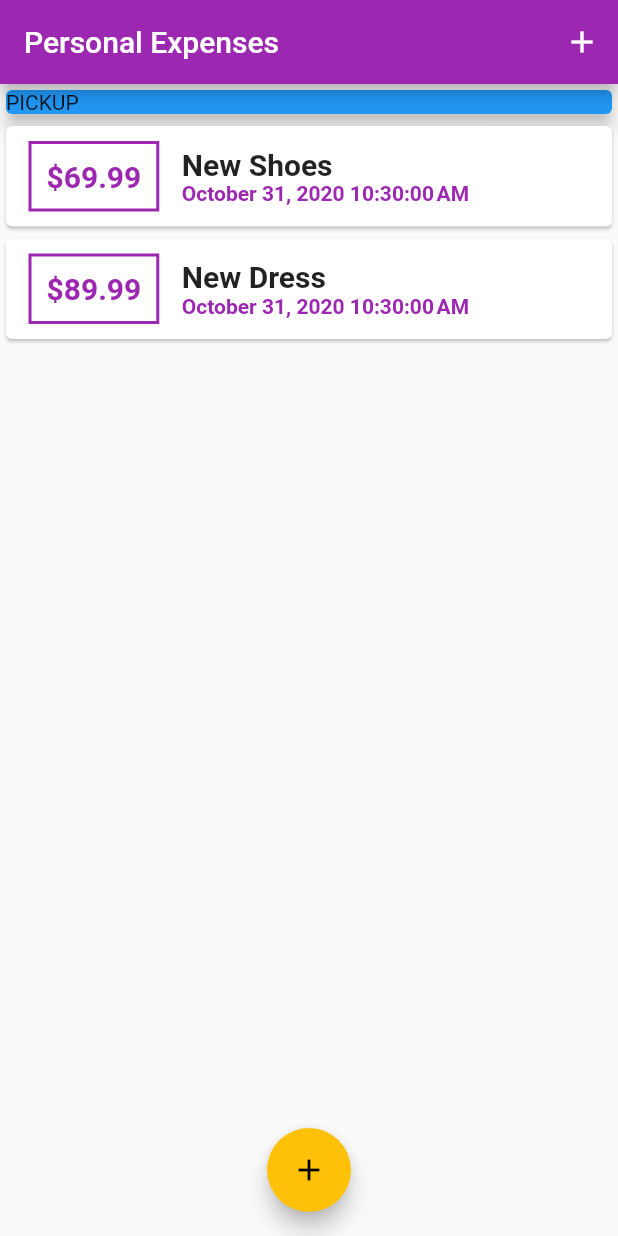
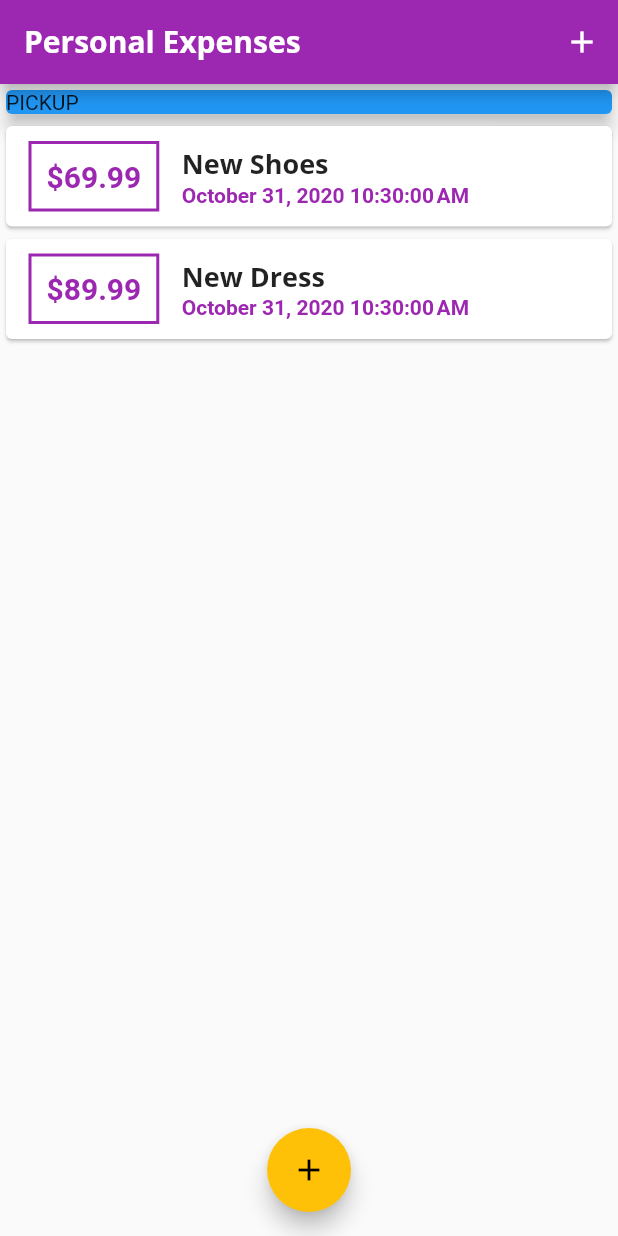
Before and after one commit to arvindnovem/Personal-Expenses-App, a Flutter app: the screen it shows after launch, on a phone screen of 412 x 824 dp. Run offline on Flutter 3.47's test engine with Material 2 defaults, Android fonts, the phone set to English and light mode, and no system bars.

Commit message:
Added fonts for AppBar and Title

```diff
--- a/lib/main.dart
+++ b/lib/main.dart
@@ -14,7 +14,18 @@ class MyApp extends StatelessWidget {
       theme: ThemeData(
           primarySwatch: Colors.purple,
           accentColor: Colors.amber,
-      ),
+          fontFamily: 'Quicksand',
+          textTheme: ThemeData.light().textTheme.copyWith(
+              title: TextStyle(
+                  fontFamily: 'OpenSans',
+                  fontSize: 18,
+                  fontWeight: FontWeight.bold)),
+          appBarTheme: AppBarTheme(
+              textTheme: ThemeData.light().textTheme.copyWith(
+                  title: TextStyle(
+                      fontFamily: 'OpenSans',
+                      fontSize: 20,
+                      fontWeight: FontWeight.bold)))),
     );
   }
 }
@@ -66,7 +77,11 @@ class _MyHomePageState extends State<MyHomePage> {
   @override
   Widget build(BuildContext context) {
     return Scaffold(
-      appBar: AppBar(title: Text('Personal Expenses'), actions: [
+      appBar: AppBar(
+          title: Text(
+            'Personal Expenses',
+          ),
+          actions: [
             IconButton(
               icon: Icon(Icons.add),
               onPressed: () {},
--- a/lib/widgets/transaction_list.dart
+++ b/lib/widgets/transaction_list.dart
@@ -27,9 +27,10 @@ class TransactionList extends StatelessWidget {
                           color: Theme.of(context).primaryColor),
                     )),
                 Column(crossAxisAlignment: CrossAxisAlignment.start, children: [
-                  Text(transactions[index].title,
-                      style:
-                          TextStyle(fontWeight: FontWeight.bold, fontSize: 20)),
+                  Text(
+                    transactions[index].title,
+                    style: Theme.of(context).textTheme.title,
+                  ),
                   Text(
                     DateFormat().format(transactions[index].date),
                     style: TextStyle(
```
Also changed, not shown: pubspec.yaml (+11 -11 lines). Lines whose indentation alone changed are shown as unchanged.
